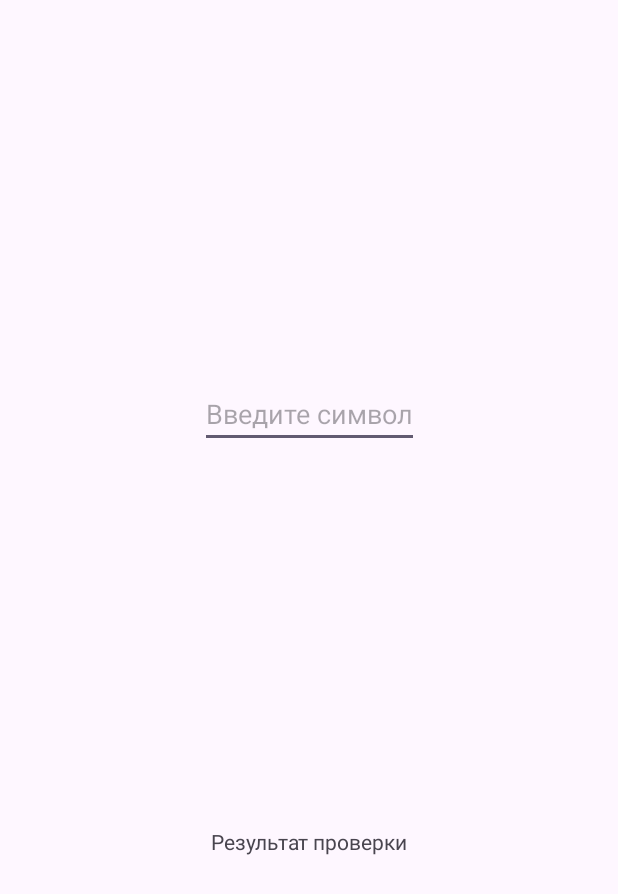
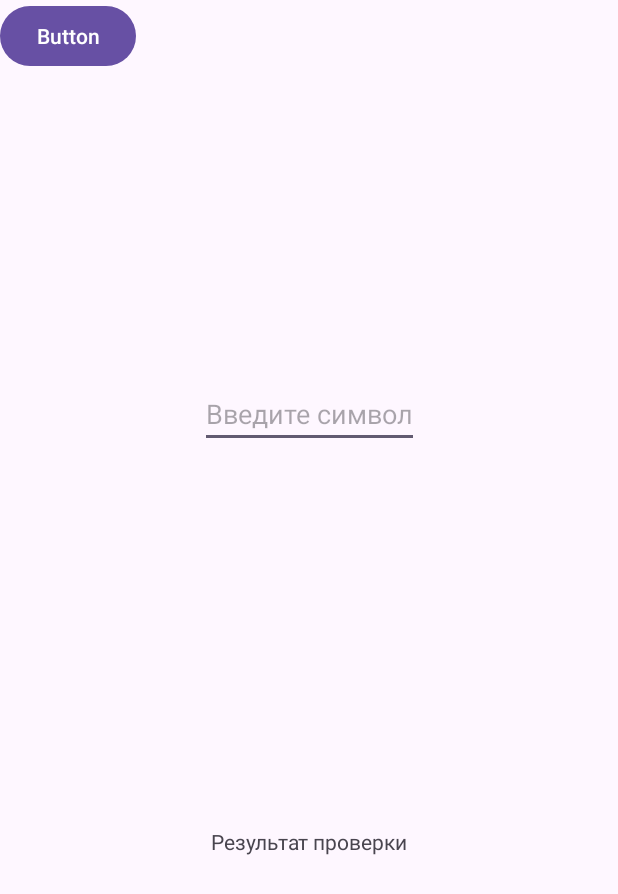
Before and after one commit to Room1zero1/Lab_G1, an Android app: the screen it shows after launch (MainActivity), on a phone screen of 412 x 824 dp. Shown: the top 894 px of the screen. Run offline under Robolectric (Android 15) with nearby library versions, the phone set to English and light mode, and no system bars.

Commit message:
Ver 4 (работа с функцией onClickCheckButton в MainActivity.kt) Приложение стало выводить корректные результаты

```diff
--- a/app/src/main/res/layout/activity_main.xml
+++ b/app/src/main/res/layout/activity_main.xml
@@ -23,5 +23,13 @@
     app:layout_constraintEnd_toEndOf="parent"
     app:layout_constraintBottom_toTopOf="@+id/outputTextView"  />
 
+    <Button
+        android:id="@+id/checkResultButton"
+        android:layout_width="wrap_content"
+        android:layout_height="wrap_content"
+        android:text="Button"
+        tools:layout_editor_absoluteX="160dp"
+        tools:layout_editor_absoluteY="541dp" />
+
 
 </androidx.constraintlayout.widget.ConstraintLayout>
```
Also changed, not shown: app/src/main/java/com/example/lab_g1/MainActivity.kt (+21 -19 lines).
